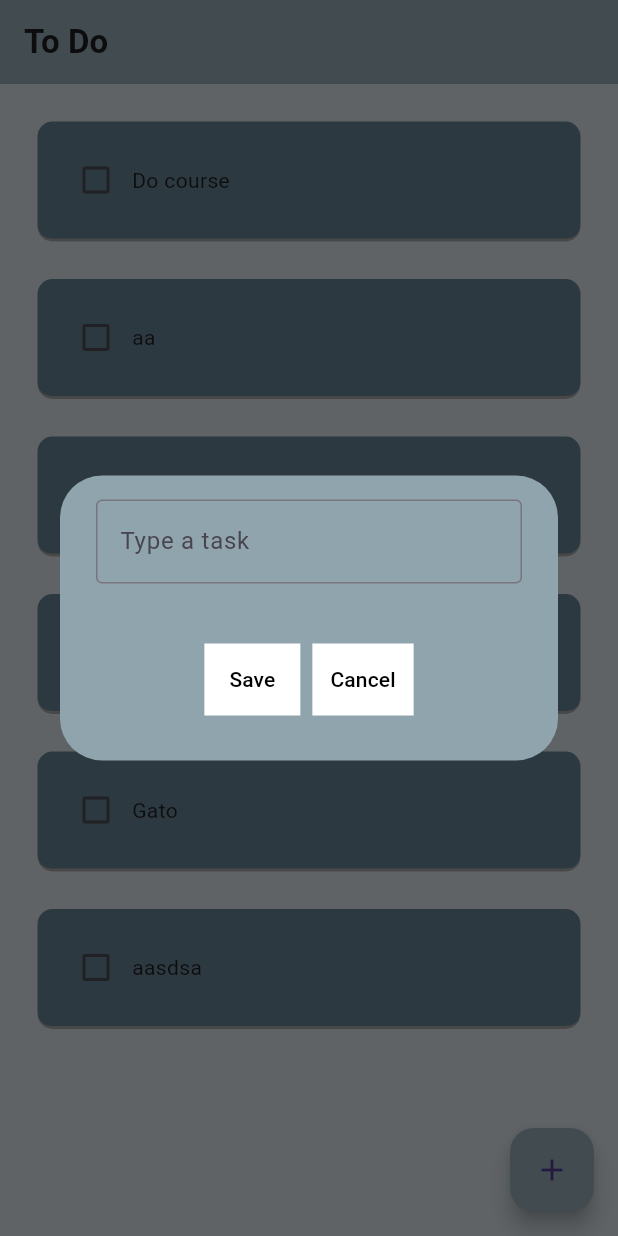
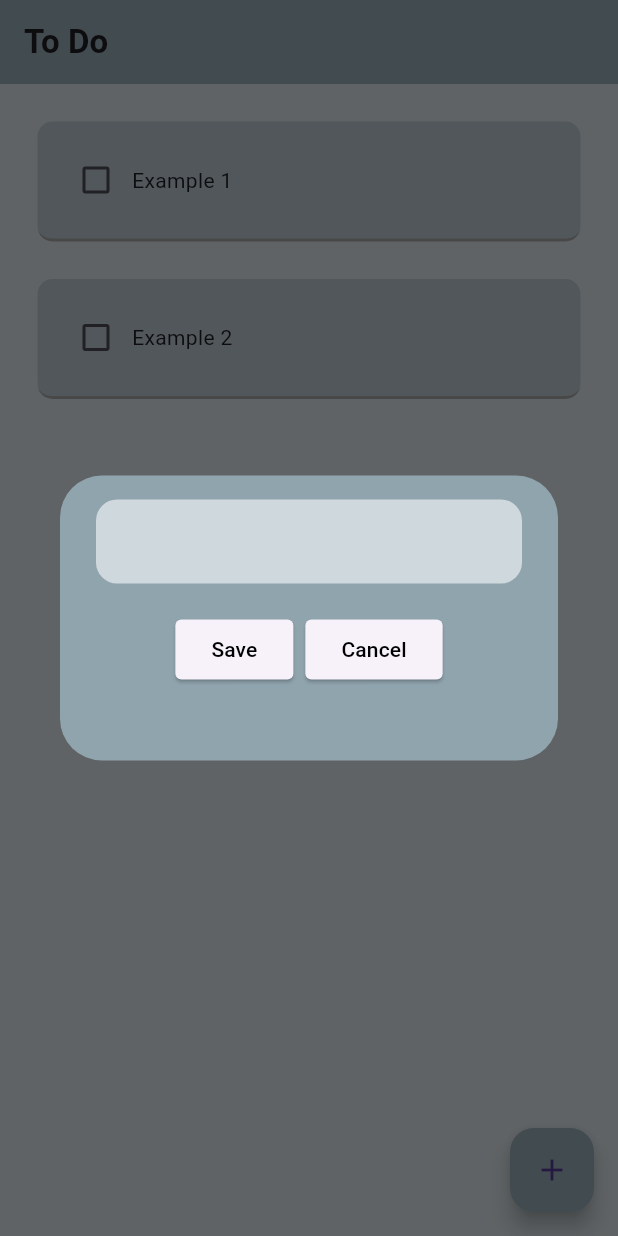
Before and after one commit to lalo1883/ToDoApp, a Flutter app: the screen it shows after launch, after a tap on the "add" icon, on a phone screen of 412 x 824 dp. Run offline on Flutter 3.47's test engine with Material 3 defaults, Android fonts, the light colour scheme and no system bars; drawn by our look-alikes of flutter_slidable; our stand-ins replace hive, hive_flutter; accounts and stored records are empty.

Commit message:
Final changes

```diff
--- a/lib/data/database.dart
+++ b/lib/data/database.dart
@@ -0,0 +1,25 @@
+import 'package:hive/hive.dart';
+import 'package:hive_flutter/hive_flutter.dart';
+
+class ToDoDataBase {
+  List toDoList = [];
+  final _myBox = Hive.box("box");
+
+  // Método para crear los datos iniciales si no existen
+  void createInitialData() {
+    toDoList = [
+      ["Example 1", false],
+      ["Example 2", false],
+    ];
+  }
+
+  // Cargar los datos desde Hive
+  void loadData() {
+    toDoList = _myBox.get("TODOLIST");
+  }
+
+  // Actualizar los datos en Hive
+  void updateData() {
+    _myBox.put("TODOLIST", toDoList);
+  }
+}
--- a/lib/main.dart
+++ b/lib/main.dart
@@ -1,6 +1,12 @@
 import 'package:flutter/material.dart';
+import 'package:hive/hive.dart';
+import 'package:hive_flutter/hive_flutter.dart';
 import 'package:todoappv3/pages/ToDoPage.dart';
-void main() {
+Future<void> main() async {
+  await Hive.initFlutter();
+
+  var box = await Hive.openBox("box");
+
   runApp(const MyApp());
 }
 
--- a/lib/pages/ToDoPage.dart
+++ b/lib/pages/ToDoPage.dart
@@ -1,4 +1,8 @@
 import 'package:flutter/material.dart';
+import 'package:hive/hive.dart';
+import 'package:hive/hive.dart';
+import 'package:hive_flutter/hive_flutter.dart';
+import 'package:todoappv3/data/database.dart';
 import 'package:todoappv3/util/todo_tile.dart';
 import 'package:todoappv3/util/DialogBox.dart';
 
@@ -10,28 +14,35 @@ class home_page extends StatefulWidget {
 }
 
 class _ToDoPageState extends State<home_page> {
+  ToDoDataBase db = new ToDoDataBase();
+  final _myBox = Hive.box("box");
+
+  @override
+  void initState() {
+    // TODO: implement initState
+    if (_myBox.get("TODOLIST") == null) {
+      db.createInitialData();
+    } else {
+      db.loadData();
+    }
+
+    super.initState();
+  }
+
   final _controller = TextEditingController();
-
-  List toDoList = [
-    ["Do course", false],
-    ["aa", false],
-    ["Gsvym", false],
-    ["Perro", false],
-    ["Gato", false],
-    ["aasdsa", false],
-  ];
 
   void checkBoxChanged(int index, bool? value) {
     print("Changed: $index, $value");
     setState(() {
-      toDoList[index][1] = !toDoList[index][1];
+      db.toDoList[index][1] = !db.toDoList[index][1];
     });
   }
 
   void addTask(){
     print("addTask pushed");
     setState(() {
-      toDoList.add([_controller.text, false]);
+      db.toDoList.add([_controller.text, false]);
+      _controller.clear();
       Navigator.of(context).pop();
     });
   }
@@ -51,6 +62,12 @@ class _ToDoPageState extends State<home_page> {
     },);
   }
 
+  void deleteTask(int index) {
+    setState(() {
+      db.toDoList.removeAt(index);
+    });
+  }
+
   @override
   Widget build(BuildContext context) {
     return Scaffold(
@@ -67,13 +84,14 @@ class _ToDoPageState extends State<home_page> {
         backgroundColor: Colors.blueGrey[300],
       ),
       body: ListView.builder(
-        itemCount: toDoList.length,
+        itemCount: db.toDoList.length,
         itemBuilder: (context, index){
           return TodoTile(
-            TaskName: toDoList[index][0],
-            check: toDoList[index][1],
+            TaskName: db.toDoList[index][0],
+            check: db.toDoList[index][1],
             onChange: (value) => checkBoxChanged(index, value),
-          );
+              deleteFunction: (context) => deleteTask(index)
+           );
         }
       ),
     );
--- a/lib/util/DialogBox.dart
+++ b/lib/util/DialogBox.dart
@@ -19,24 +19,36 @@ class Dialogbox extends StatelessWidget {
             TextField(
               controller: controller,
               decoration: InputDecoration(
-                  border:OutlineInputBorder(),
-                hintText: "Type a task"
+                filled: true,
+                fillColor: Colors.blueGrey[100],
+                border: OutlineInputBorder(
+                  borderSide: BorderSide.none,
+                  borderRadius: BorderRadius.circular(14),
+                ),
               ),
             ),
-            SizedBox( height: 40),
+            SizedBox( height: 20),
             Row(
               crossAxisAlignment: CrossAxisAlignment.center,
               mainAxisAlignment: MainAxisAlignment.center,
               children: [
                 Container(
-                  color: Colors.white,
-                    child: TextButton(
+                    child: ElevatedButton(
+                      style: ElevatedButton.styleFrom(
+                          shape: RoundedRectangleBorder(
+                            borderRadius: BorderRadius.circular(4),
+                          )
+                      ),
                       onPressed: onSave,
                       child: Text("Save", style: TextStyle(color: Colors.black),),)),
                 SizedBox(width: 8),
                 Container(
-                  color: Colors.white,
-                    child: TextButton(
+                    child: ElevatedButton(
+                      style: ElevatedButton.styleFrom(
+                          shape: RoundedRectangleBorder(
+                            borderRadius: BorderRadius.circular(4),
+                          )
+                      ),
                       onPressed: onCancel,
                       child: Text("Cancel", style: TextStyle(color: Colors.black),),)),
               ],
--- a/lib/util/todo_tile.dart
+++ b/lib/util/todo_tile.dart
@@ -1,22 +1,36 @@
 import 'package:flutter/material.dart';
+import 'package:flutter_slidable/flutter_slidable.dart';
 
 class TodoTile extends StatelessWidget {
 
   final bool check;
   final String TaskName;
-  Function(bool?)? onChange;
+  final Function(bool?)? onChange;
+  final Function(BuildContext)? deleteFunction;
 
 
   TodoTile({
     super.key,
     required this.TaskName,
     required this.check,
-    required this.onChange
+    required this.onChange,
+    required this.deleteFunction
   });
   @override
   Widget build(BuildContext context) {
     return  Padding(
       padding: const EdgeInsets.only(left: 25, right: 25, top:25),
+      child: Slidable(
+        endActionPane: ActionPane(
+            motion: StretchMotion(),
+            children: [
+              SlidableAction(
+                  onPressed: deleteFunction,
+                  icon: Icons.delete,
+                backgroundColor: Colors.red,
+                borderRadius: BorderRadius.circular(12),
+              )
+            ]),
         child: Container(
           child: Padding(
             padding: const EdgeInsets.all(15.0),
@@ -28,13 +42,14 @@ class TodoTile extends StatelessWidget {
             ),
           ),
           decoration: BoxDecoration(
-            color: Colors.blueGrey,
+              color: Colors.blueGrey[200],
             borderRadius: BorderRadius.circular(10.0),
             border: Border(
               bottom: BorderSide(color: Colors.grey, width: 2.0),
             ),
           ),
         ),
+      ),
     );
   }
 }
```
Also changed, not shown: pubspec.yaml (+7 -66 lines), pubspec.lock, 9 other files. Lines whose indentation alone changed are shown as unchanged.
